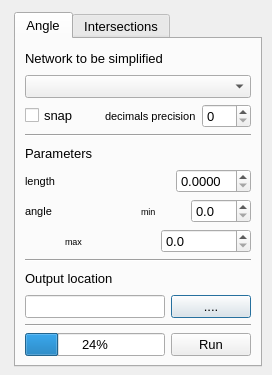
This is rcl_simplification_dialog_base_idea.ui in spacesyntax/Rcl-simplification- as Qt 5 draws it before an edit. The edited form follows.
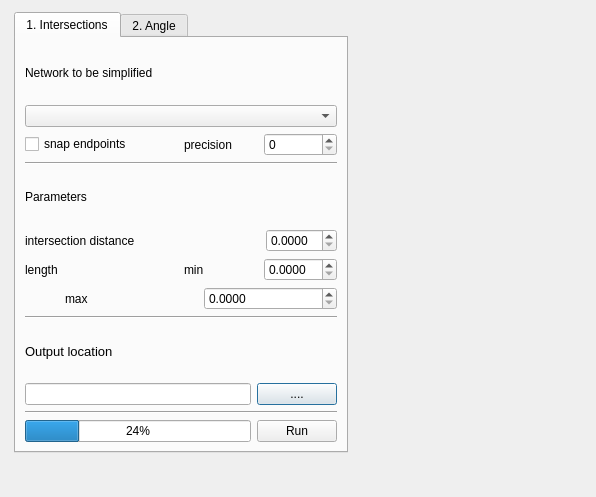
This is the edited form. The open tabs and pages were chosen to show the change.

Commit message: added number in tabs

Diff of the .ui file:
```diff
--- a/rcl_simplification_dialog_base_idea.ui
+++ b/rcl_simplification_dialog_base_idea.ui
@@ -6,8 +6,8 @@
    <rect>
     <x>0</x>
     <y>0</y>
-    <width>272</width>
-    <height>375</height>
+    <width>596</width>
+    <height>497</height>
    </rect>
   </property>
   <property name="sizePolicy">
@@ -24,308 +24,23 @@
     <rect>
      <x>14</x>
      <y>12</y>
-     <width>248</width>
-     <height>355</height>
+     <width>334</width>
+     <height>441</height>
     </rect>
    </property>
    <layout class="QVBoxLayout" name="verticalLayout_3">
     <item>
      <widget class="QTabWidget" name="tabWidget">
-      <property name="font">
-       <font>
-        <pointsize>10</pointsize>
-       </font>
-      </property>
       <property name="currentIndex">
        <number>0</number>
       </property>
       <widget class="QWidget" name="tab">
        <attribute name="title">
-        <string>Angle</string>
+        <string>1. Intersections</string>
        </attribute>
        <layout class="QVBoxLayout" name="verticalLayout_2">
         <item>
-         <widget class="QLabel" name="label">
-          <property name="font">
-           <font>
-            <pointsize>10</pointsize>
-            <weight>50</weight>
-            <bold>false</bold>
-           </font>
-          </property>
-          <property name="text">
-           <string>Network to be simplified </string>
-          </property>
-         </widget>
-        </item>
-        <item>
-         <widget class="QComboBox" name="choose_input_layer"/>
-        </item>
-        <item>
-         <layout class="QHBoxLayout" name="horizontalLayout_29">
-          <item>
-           <widget class="QCheckBox" name="checkBox_3">
-            <property name="font">
-             <font>
-              <pointsize>10</pointsize>
-             </font>
-            </property>
-            <property name="text">
-             <string>snap </string>
-            </property>
-           </widget>
-          </item>
-          <item>
-           <layout class="QHBoxLayout" name="horizontalLayout_31">
-            <item>
-             <widget class="QLabel" name="label_38">
-              <property name="font">
-               <font>
-                <pointsize>8</pointsize>
-                <italic>false</italic>
-               </font>
-              </property>
-              <property name="text">
-               <string>decimals precision</string>
-              </property>
-             </widget>
-            </item>
-            <item>
-             <widget class="QDoubleSpinBox" name="length_threshold_13">
-              <property name="decimals">
-               <number>0</number>
-              </property>
-             </widget>
-            </item>
-           </layout>
-          </item>
-         </layout>
-        </item>
-        <item>
-         <widget class="Line" name="line">
-          <property name="orientation">
-           <enum>Qt::Horizontal</enum>
-          </property>
-         </widget>
-        </item>
-        <item>
-         <widget class="QLabel" name="label_3">
-          <property name="font">
-           <font>
-            <pointsize>10</pointsize>
-            <weight>50</weight>
-            <bold>false</bold>
-           </font>
-          </property>
-          <property name="text">
-           <string>Parameters</string>
-          </property>
-         </widget>
-        </item>
-        <item>
-         <layout class="QHBoxLayout" name="horizontalLayout">
-          <item>
-           <widget class="QLabel" name="label_47">
-            <property name="font">
-             <font>
-              <pointsize>8</pointsize>
-              <weight>50</weight>
-              <bold>false</bold>
-             </font>
-            </property>
-            <property name="text">
-             <string>length</string>
-            </property>
-           </widget>
-          </item>
-          <item>
-           <widget class="QDoubleSpinBox" name="angle_threshold_17">
-            <property name="sizePolicy">
-             <sizepolicy hsizetype="Fixed" vsizetype="Fixed">
-              <horstretch>0</horstretch>
-              <verstretch>0</verstretch>
-             </sizepolicy>
-            </property>
-            <property name="decimals">
-             <number>4</number>
-            </property>
-           </widget>
-          </item>
-         </layout>
-        </item>
-        <item>
-         <layout class="QHBoxLayout" name="horizontalLayout_25">
-          <item>
-           <widget class="QLabel" name="label_44">
-            <property name="font">
-             <font>
-              <pointsize>8</pointsize>
-              <weight>50</weight>
-              <bold>false</bold>
-             </font>
-            </property>
-            <property name="text">
-             <string>angle</string>
-            </property>
-           </widget>
-          </item>
-          <item>
-           <layout class="QHBoxLayout" name="horizontalLayout_26">
-            <item>
-             <widget class="QLabel" name="label_45">
-              <property name="font">
-               <font>
-                <pointsize>7</pointsize>
-               </font>
-              </property>
-              <property name="text">
-               <string>min</string>
-              </property>
-             </widget>
-            </item>
-            <item>
-             <widget class="QDoubleSpinBox" name="angle_threshold_14">
-              <property name="decimals">
-               <number>1</number>
-              </property>
-             </widget>
-            </item>
-           </layout>
-          </item>
-         </layout>
-        </item>
-        <item>
-         <layout class="QHBoxLayout" name="horizontalLayout_8">
-          <item>
-           <spacer name="horizontalSpacer_2">
-            <property name="orientation">
-             <enum>Qt::Horizontal</enum>
-            </property>
-            <property name="sizeType">
-             <enum>QSizePolicy::Minimum</enum>
-            </property>
-            <property name="sizeHint" stdset="0">
-             <size>
-              <width>40</width>
-              <height>20</height>
-             </size>
-            </property>
-           </spacer>
-          </item>
-          <item>
-           <layout class="QHBoxLayout" name="horizontalLayout_24">
-            <item>
-             <widget class="QLabel" name="label_46">
-              <property name="font">
-               <font>
-                <pointsize>7</pointsize>
-               </font>
-              </property>
-              <property name="text">
-               <string>max</string>
-              </property>
-             </widget>
-            </item>
-            <item>
-             <widget class="QDoubleSpinBox" name="angle_threshold_15">
-              <property name="decimals">
-               <number>1</number>
-              </property>
-             </widget>
-            </item>
-           </layout>
-          </item>
-         </layout>
-        </item>
-        <item>
-         <widget class="Line" name="line_2">
-          <property name="orientation">
-           <enum>Qt::Horizontal</enum>
-          </property>
-         </widget>
-        </item>
-        <item>
-         <widget class="QLabel" name="label_5">
-          <property name="font">
-           <font>
-            <pointsize>10</pointsize>
-            <weight>50</weight>
-            <bold>false</bold>
-           </font>
-          </property>
-          <property name="text">
-           <string>Output location</string>
-          </property>
-         </widget>
-        </item>
-        <item>
-         <layout class="QHBoxLayout" name="horizontalLayout_7">
-          <item>
-           <widget class="QLineEdit" name="path_output"/>
-          </item>
-          <item>
-           <widget class="QPushButton" name="save_output">
-            <property name="text">
-             <string>....</string>
-            </property>
-           </widget>
-          </item>
-         </layout>
-        </item>
-        <item>
-         <widget class="Line" name="line_17">
-          <property name="orientation">
-           <enum>Qt::Horizontal</enum>
-          </property>
-         </widget>
-        </item>
-        <item>
-         <layout class="QHBoxLayout" name="horizontalLayout_3">
-          <item>
-           <widget class="QProgressBar" name="progressBar">
-            <property name="value">
-             <number>24</number>
-            </property>
-           </widget>
-          </item>
-          <item>
-           <widget class="QPushButton" name="analysis_9">
-            <property name="layoutDirection">
-             <enum>Qt::RightToLeft</enum>
-            </property>
-            <property name="text">
-             <string>Run</string>
-            </property>
-           </widget>
-          </item>
-         </layout>
-        </item>
-       </layout>
-       <zorder>label</zorder>
-       <zorder>choose_input_layer</zorder>
-       <zorder>label_5</zorder>
-       <zorder>line_2</zorder>
-       <zorder>line</zorder>
-       <zorder>label_3</zorder>
-       <zorder>progressBar</zorder>
-       <zorder>line_17</zorder>
-       <zorder>analysis_9</zorder>
-       <zorder>layoutWidget_4</zorder>
-      </widget>
-      <widget class="QWidget" name="tab_2">
-       <attribute name="title">
-        <string>Intersections</string>
-       </attribute>
-       <layout class="QVBoxLayout" name="verticalLayout">
-        <item>
          <widget class="QLabel" name="label_35">
-          <property name="font">
-           <font>
-            <pointsize>10</pointsize>
-            <weight>50</weight>
-            <bold>false</bold>
-           </font>
-          </property>
           <property name="text">
            <string>Network to be simplified </string>
           </property>
@@ -339,7 +54,7 @@
           <item>
            <widget class="QCheckBox" name="checkBox_4">
             <property name="text">
-             <string>snap </string>
+             <string>snap endpoints</string>
             </property>
            </widget>
           </item>
@@ -353,7 +68,7 @@
                </font>
               </property>
               <property name="text">
-               <string>decimals precision</string>
+               <string>precision</string>
               </property>
              </widget>
             </item>
@@ -369,7 +84,7 @@
          </layout>
         </item>
         <item>
-         <widget class="Line" name="line_3">
+         <widget class="Line" name="line_14">
           <property name="orientation">
            <enum>Qt::Horizontal</enum>
           </property>
@@ -377,13 +92,6 @@
         </item>
         <item>
          <widget class="QLabel" name="label_4">
-          <property name="font">
-           <font>
-            <pointsize>10</pointsize>
-            <weight>50</weight>
-            <bold>false</bold>
-           </font>
-          </property>
           <property name="text">
            <string>Parameters</string>
           </property>
@@ -426,11 +134,6 @@
            <layout class="QHBoxLayout" name="horizontalLayout_21">
             <item>
              <widget class="QLabel" name="label_41">
-              <property name="font">
-               <font>
-                <pointsize>7</pointsize>
-               </font>
-              </property>
               <property name="text">
                <string>min</string>
               </property>
@@ -469,11 +172,6 @@
            <layout class="QHBoxLayout" name="horizontalLayout_22">
             <item>
              <widget class="QLabel" name="label_42">
-              <property name="font">
-               <font>
-                <pointsize>7</pointsize>
-               </font>
-              </property>
               <property name="text">
                <string>max</string>
               </property>
@@ -491,7 +189,7 @@
          </layout>
         </item>
         <item>
-         <widget class="Line" name="line_14">
+         <widget class="Line" name="line_3">
           <property name="orientation">
            <enum>Qt::Horizontal</enum>
           </property>
@@ -555,6 +253,213 @@
         </item>
        </layout>
       </widget>
+      <widget class="QWidget" name="tab_2">
+       <attribute name="title">
+        <string>2. Angle</string>
+       </attribute>
+       <layout class="QVBoxLayout" name="verticalLayout">
+        <item>
+         <widget class="QLabel" name="label">
+          <property name="text">
+           <string>Network to be simplified </string>
+          </property>
+         </widget>
+        </item>
+        <item>
+         <widget class="QComboBox" name="choose_input_layer"/>
+        </item>
+        <item>
+         <layout class="QHBoxLayout" name="horizontalLayout_33">
+          <item>
+           <widget class="QCheckBox" name="checkBox_5">
+            <property name="text">
+             <string>snap ebdpoints</string>
+            </property>
+           </widget>
+          </item>
+          <item>
+           <layout class="QHBoxLayout" name="horizontalLayout_34">
+            <item>
+             <widget class="QLabel" name="label_49">
+              <property name="text">
+               <string>decimals precision</string>
+              </property>
+             </widget>
+            </item>
+            <item>
+             <widget class="QDoubleSpinBox" name="length_threshold_15">
+              <property name="decimals">
+               <number>0</number>
+              </property>
+             </widget>
+            </item>
+           </layout>
+          </item>
+         </layout>
+        </item>
+        <item>
+         <widget class="Line" name="line">
+          <property name="orientation">
+           <enum>Qt::Horizontal</enum>
+          </property>
+         </widget>
+        </item>
+        <item>
+         <widget class="QLabel" name="label_3">
+          <property name="text">
+           <string>Parameters</string>
+          </property>
+         </widget>
+        </item>
+        <item>
+         <layout class="QHBoxLayout" name="horizontalLayout_28">
+          <item>
+           <widget class="QLabel" name="label_52">
+            <property name="text">
+             <string>angle deviation </string>
+            </property>
+           </widget>
+          </item>
+          <item>
+           <layout class="QHBoxLayout" name="horizontalLayout_35">
+            <item>
+             <widget class="QLabel" name="label_53">
+              <property name="text">
+               <string>min</string>
+              </property>
+             </widget>
+            </item>
+            <item>
+             <widget class="QDoubleSpinBox" name="angle_threshold_20">
+              <property name="decimals">
+               <number>1</number>
+              </property>
+             </widget>
+            </item>
+           </layout>
+          </item>
+         </layout>
+        </item>
+        <item>
+         <layout class="QHBoxLayout" name="horizontalLayout_10">
+          <item>
+           <spacer name="horizontalSpacer_3">
+            <property name="orientation">
+             <enum>Qt::Horizontal</enum>
+            </property>
+            <property name="sizeType">
+             <enum>QSizePolicy::Minimum</enum>
+            </property>
+            <property name="sizeHint" stdset="0">
+             <size>
+              <width>40</width>
+              <height>20</height>
+             </size>
+            </property>
+           </spacer>
+          </item>
+          <item>
+           <layout class="QHBoxLayout" name="horizontalLayout_27">
+            <item>
+             <widget class="QLabel" name="label_51">
+              <property name="text">
+               <string>max</string>
+              </property>
+             </widget>
+            </item>
+            <item>
+             <widget class="QDoubleSpinBox" name="angle_threshold_16">
+              <property name="decimals">
+               <number>1</number>
+              </property>
+             </widget>
+            </item>
+           </layout>
+          </item>
+         </layout>
+        </item>
+        <item>
+         <layout class="QHBoxLayout" name="horizontalLayout_9">
+          <item>
+           <widget class="QLabel" name="label_50">
+            <property name="text">
+             <string>minimum segment length</string>
+            </property>
+           </widget>
+          </item>
+          <item>
+           <widget class="QDoubleSpinBox" name="angle_threshold_19">
+            <property name="sizePolicy">
+             <sizepolicy hsizetype="Fixed" vsizetype="Fixed">
+              <horstretch>0</horstretch>
+              <verstretch>0</verstretch>
+             </sizepolicy>
+            </property>
+            <property name="decimals">
+             <number>4</number>
+            </property>
+           </widget>
+          </item>
+         </layout>
+        </item>
+        <item>
+         <widget class="Line" name="line_2">
+          <property name="orientation">
+           <enum>Qt::Horizontal</enum>
+          </property>
+         </widget>
+        </item>
+        <item>
+         <widget class="QLabel" name="label_5">
+          <property name="text">
+           <string>Output location</string>
+          </property>
+         </widget>
+        </item>
+        <item>
+         <layout class="QHBoxLayout" name="horizontalLayout_12">
+          <item>
+           <widget class="QLineEdit" name="path_output_2"/>
+          </item>
+          <item>
+           <widget class="QPushButton" name="save_output_2">
+            <property name="text">
+             <string>....</string>
+            </property>
+           </widget>
+          </item>
+         </layout>
+        </item>
+        <item>
+         <widget class="Line" name="line_17">
+          <property name="orientation">
+           <enum>Qt::Horizontal</enum>
+          </property>
+         </widget>
+        </item>
+        <item>
+         <layout class="QHBoxLayout" name="horizontalLayout_11">
+          <item>
+           <widget class="QProgressBar" name="progressBar_3">
+            <property name="value">
+             <number>24</number>
+            </property>
+           </widget>
+          </item>
+          <item>
+           <widget class="QPushButton" name="analysis_11">
+            <property name="layoutDirection">
+             <enum>Qt::RightToLeft</enum>
+            </property>
+            <property name="text">
+             <string>Run</string>
+            </property>
+           </widget>
+          </item>
+         </layout>
+        </item>
+       </layout>
+      </widget>
      </widget>
     </item>
    </layout>
```
Left out of the diff: 2 changed lines with no effect on the pictures.
